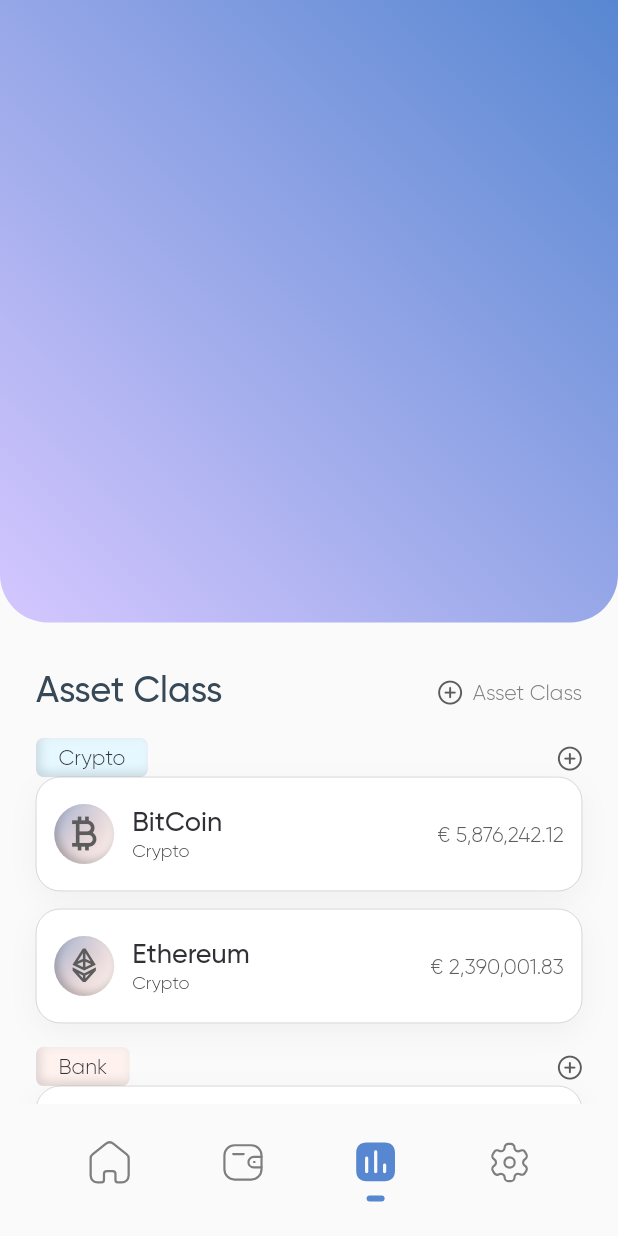
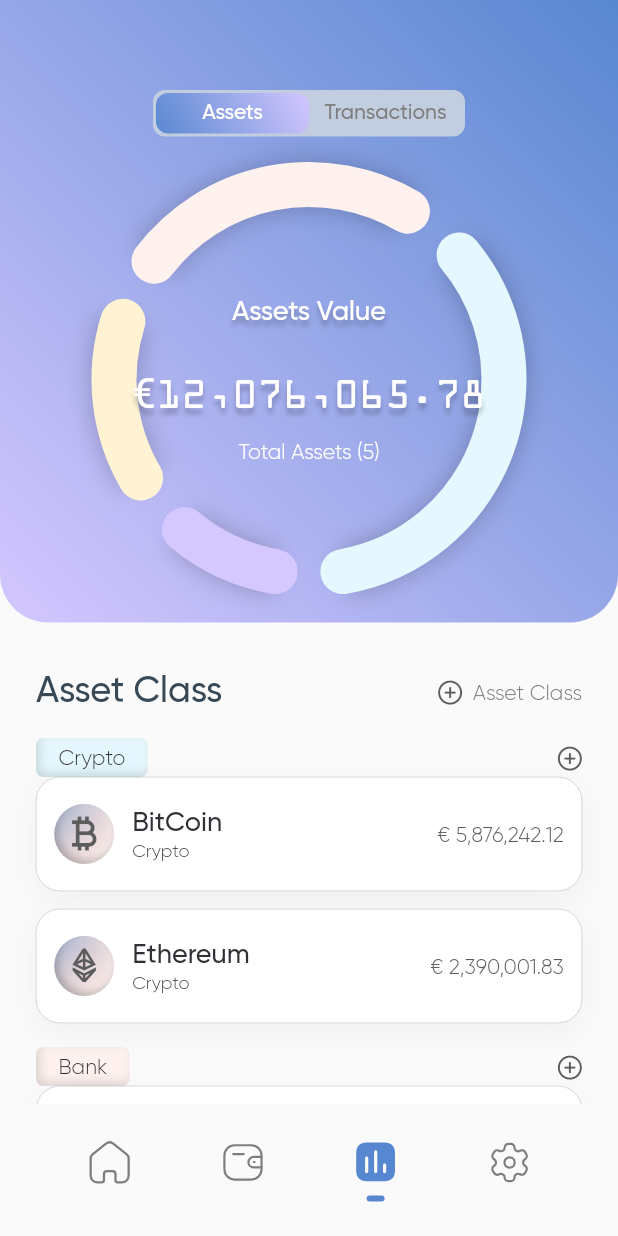
Before and after one commit to habyaad/heir-mobile-app, a Flutter app: the StatisticsScreen screen opened by its route, on a phone screen of 412 x 824 dp. Run offline on Flutter 3.47's test engine with Material 2 defaults, Android fonts, the light colour scheme and no system bars; our stand-ins replace auto_route, carousel_slider, flutter_inset_box_shadow, flutter_svg, money_formatter, stacked; network calls fail.

Commit message:
implementing the statistics screen UI.

```diff
--- a/lib/ui/screens/statistics/statistics_model.dart
+++ b/lib/ui/screens/statistics/statistics_model.dart
@@ -1,3 +1,26 @@
+import 'dart:ui';
+
 import 'package:stacked/stacked.dart';
 
-class StatisticsScreenModel extends BaseViewModel {}
+class StatisticsScreenModel extends BaseViewModel {
+  bool assetActive = true;
+  List<Stats> stats = [Stats.stat1, Stats.stat2, Stats.stat3, Stats.stat4];
+
+  toggleAssetTransaction(bool toggle){
+    assetActive = toggle;
+    notifyListeners();
+  }
+
+}
+class Stats{
+  final double degree;
+  final Color color;
+
+  Stats(this.degree, this.color);
+
+  static Stats stat1 = Stats(49.68, const Color(0xffD5C7FF));
+  static Stats stat2 = Stats(67.68, const Color(0xffFFF3D3));
+  static Stats stat3 = Stats(102.96, const Color(0xffFEF1EE));
+  static Stats stat4 = Stats(139.68, const Color(0xffE5F8FF));
+
+}
--- a/lib/ui/screens/statistics/statistics_screen.dart
+++ b/lib/ui/screens/statistics/statistics_screen.dart
@@ -5,9 +5,11 @@ import 'package:stacked/stacked.dart';
 
 import '../../../heir_app_icons_icons.dart';
 import '../../../models/asset.dart';
+import '../../../models/user.dart';
 import '../../../utils/app_colors.dart';
 import '../../../utils/app_text_styles.dart';
 import '../../widgets/bottom_nav.dart';
+import '../../widgets/custom_paints/statistics_paint.dart';
 import '../../widgets/detail_tile.dart';
 
 class StatisticsScreen extends StatelessWidget {
@@ -20,9 +22,11 @@ class StatisticsScreen extends StatelessWidget {
                 body: BottomNavBar(
               parent: NavIdentifier.statistics,
               child: SingleChildScrollView(
-                child: Column(children: [
+                child: Column(
+                  children: [
                     Container(
                       height: 415,
+                      width: double.infinity,
                       decoration: const BoxDecoration(
                           borderRadius: BorderRadius.only(
                               bottomRight: Radius.circular(32),
@@ -31,6 +35,61 @@ class StatisticsScreen extends StatelessWidget {
                               colors: [Color(0xff5887D1), Color(0xffD5C7FF)],
                               begin: Alignment.topRight,
                               end: Alignment.bottomLeft)),
+                      child: Column(
+                        children: [
+                          const SizedBox(
+                            height: 60,
+                          ),
+                          _AssetTransactionToggler(model: model),
+                          const SizedBox(
+                            height: 32,
+                          ),
+                          Stack(
+                            children: [
+                              CustomPaint(
+                                painter: StatisticsPaint(model.stats),
+                                size: const Size(260, 260),
+                              ),
+                              SizedBox(
+                                height: 260,
+                                width: 260,
+                                child: Column(
+                                  mainAxisAlignment: MainAxisAlignment.center,
+                                  crossAxisAlignment: CrossAxisAlignment.center,
+                                  children: [
+                                    Text(
+                                      'Assets Value',
+                                      style: AppTextStyles.title2Medium()
+                                          .copyWith(color: Colors.white, shadows: [
+                                        Shadow(
+                                            offset: const Offset(0, 4),
+                                            blurRadius: 4,
+                                            color: Colors.black.withOpacity(0.25))
+                                      ]),
+                                    ),
+                                    const SizedBox(
+                                      height: 27,
+                                    ),
+                                    Text(
+                                      '€${User.demoUser.getAssetValue}',
+                                      style: AppTextStyles.ocrTextStyle()
+                                          .copyWith(color: Colors.white, fontSize: 28),
+                                    ),
+                                    const SizedBox(
+                                      height: 14,
+                                    ),
+                                    Text(
+                                      'Total Assets (5)',
+                                      style: AppTextStyles.headlineRegular()
+                                          .copyWith(color: Colors.white),
+                                    ),
+                                  ],
+                                ),
+                              )
+                            ],
+                          )
+                        ],
+                      ),
                     ),
                     Container(
                       padding: const EdgeInsets.symmetric(horizontal: 24),
@@ -60,7 +119,8 @@ class StatisticsScreen extends StatelessWidget {
                                 Text(
                                   'Asset Class',
                                   style: AppTextStyles.headlineRegular()
-                                    .copyWith(color: AppColors.tertiaryColor2),
+                                      .copyWith(
+                                          color: AppColors.tertiaryColor2),
                                 )
                               ],
                             )
@@ -85,7 +145,8 @@ class StatisticsScreen extends StatelessWidget {
                         ),
                       ]),
                     )
-                ],),
+                  ],
+                ),
               ),
             )),
         viewModelBuilder: () => StatisticsScreenModel());
@@ -102,7 +163,8 @@ class _AssetSection extends StatelessWidget {
   @override
   Widget build(BuildContext context) {
     List<Asset> assetList = Asset.demoAssets
-        .where((element) => element.assetCategory == assetCategory).toList();
+        .where((element) => element.assetCategory == assetCategory)
+        .toList();
     return Column(
       children: [
         Row(
@@ -138,7 +200,6 @@ class _AssetSection extends StatelessWidget {
             )
           ],
         ),
-
         ListView.separated(
             shrinkWrap: true,
             physics: const NeverScrollableScrollPhysics(),
@@ -185,3 +246,78 @@ class _AssetSection extends StatelessWidget {
     );
   }
 }
+
+class _AssetTransactionToggler extends StatelessWidget {
+  const _AssetTransactionToggler({Key? key, required this.model})
+      : super(key: key);
+  final StatisticsScreenModel model;
+
+  @override
+  Widget build(BuildContext context) {
+    return Container(
+      decoration: BoxDecoration(
+          color: AppColors.primaryColor4,
+          borderRadius: BorderRadius.circular(8)),
+      padding: const EdgeInsets.all(2),
+      child: Row(
+        mainAxisSize: MainAxisSize.min,
+        children: [
+          GestureDetector(
+            onTap: () {
+              model.toggleAssetTransaction(true);
+            },
+            child: Container(
+              width: 102,
+              height: 27,
+              decoration: BoxDecoration(
+                borderRadius: BorderRadius.circular(8),
+                gradient: model.assetActive
+                    ? const LinearGradient(
+                        colors: [Color(0xff5887D1), Color(0xffD5C7FF)],
+                        transform: GradientRotation(99.77),
+                        begin: Alignment.topLeft,
+                        end: Alignment.bottomRight)
+                    : null,
+              ),
+              child: Center(
+                child: Text(
+                  'Assets',
+                  style: AppTextStyles.headlineMedium().copyWith(
+                      color: model.assetActive
+                          ? Colors.white
+                          : AppColors.tertiaryColor2),
+                ),
+              ),
+            ),
+          ),
+          GestureDetector(
+            onTap: () {
+              model.toggleAssetTransaction(false);
+            },
+            child: Container(
+              width: 102,
+              height: 27,
+              decoration: BoxDecoration(
+                borderRadius: BorderRadius.circular(8),
+                gradient: !(model.assetActive)
+                    ? const LinearGradient(
+                        colors: [Color(0xff5887D1), Color(0xffD5C7FF)],
+                        transform: GradientRotation(99.77),
+                        begin: Alignment.topLeft,
+                        end: Alignment.bottomRight)
+                    : null,
+              ),
+              child: Center(
+                child: Text('Transactions',
+                    style: AppTextStyles.headlineMedium().copyWith(
+                        color: !(model.assetActive)
+                            ? Colors.white
+                            : AppColors.tertiaryColor2)),
+              ),
+            ),
+          ),
+        ],
+      ),
+    );
+  }
+}
```
Lines whose indentation alone changed are shown as unchanged.
